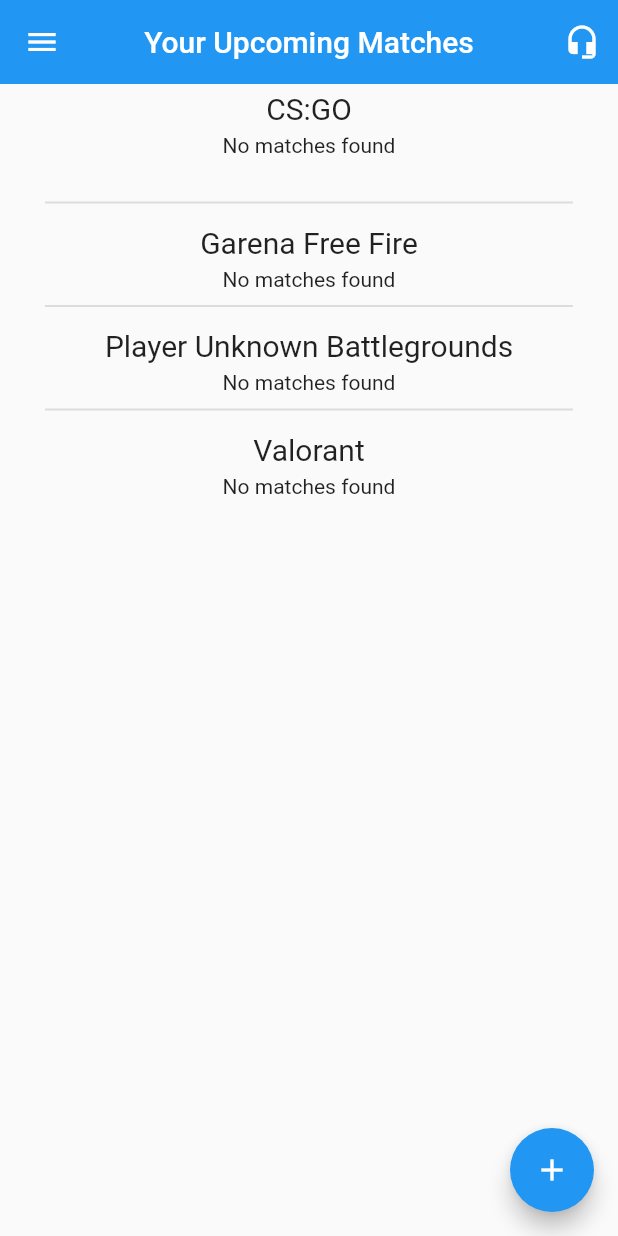
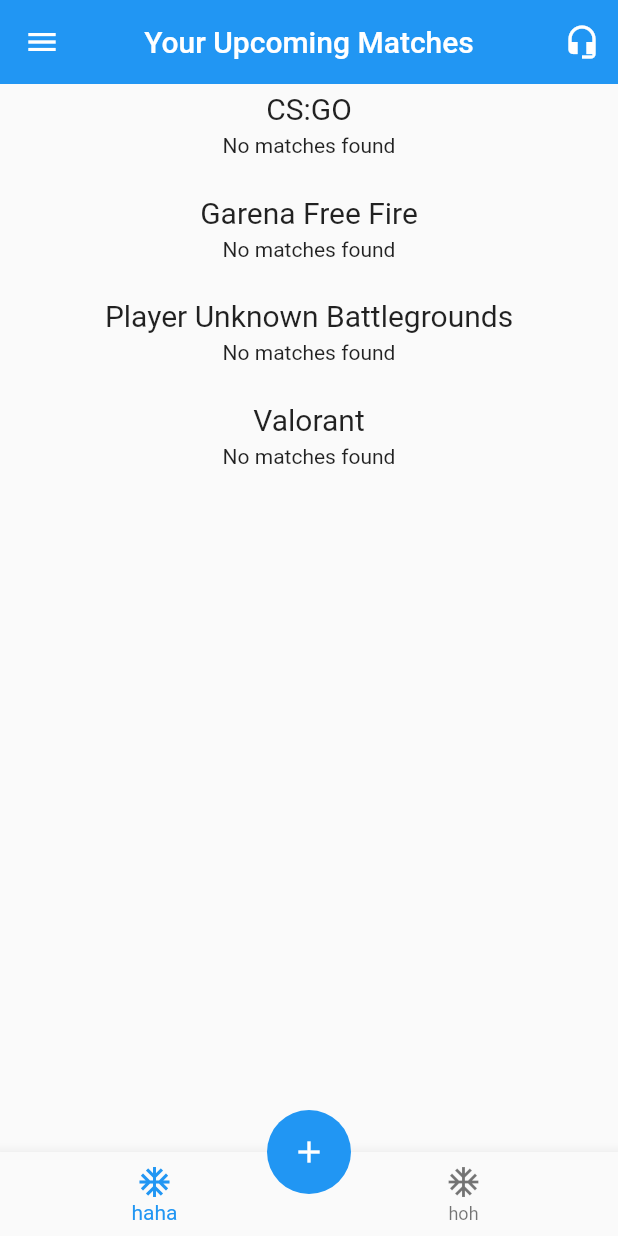
Before and after one commit to CYBERDEVILZ/ZBGAMING, a Flutter app: the Organizer screen opened by its route, on a phone screen of 412 x 824 dp. Run offline on Flutter 3.47's test engine with Material 2 defaults, Android fonts, the phone set to English and light mode, and no system bars; our stand-ins replace cloud_firestore, firebase_auth, firebase_core, fluttertoast; accounts and stored records are empty.

Commit message:
bare minimum for organizers created

```diff
--- a/lib/pages/create_match.dart
+++ b/lib/pages/create_match.dart
@@ -60,7 +60,7 @@ class _CreateMatchState extends State<CreateMatch> {
 
       // send data to cloud firestore
       await FirebaseFirestore.instance
-          .collection("csgo")
+          .collection(matchType)
           .doc()
           .set({
             "special": false,
--- a/lib/pages/organizer.dart
+++ b/lib/pages/organizer.dart
@@ -272,13 +272,6 @@ class _OrganizerState extends State<Organizer> {
             },
           ),
 
-          const Divider(
-            height: 20,
-            endIndent: 30,
-            indent: 30,
-            thickness: 1.3,
-          ),
-
           // FREE FIRE
           Align(
               child: Container(
@@ -298,14 +291,14 @@ class _OrganizerState extends State<Organizer> {
                 return const SizedBox(height: 30, child: FittedBox(child: CircularProgressIndicator()));
               }
               return Container(
-                margin: const EdgeInsets.only(top: 5),
+                margin: const EdgeInsets.only(left: 5, right: 5, top: 5, bottom: 20),
                 child: Column(
                     children: snapshot.data!.docs.isEmpty
                         ? const [Text("No matches found")]
                         : snapshot.data!.docs
                             .map((DocumentSnapshot e) => Card(
                                   child: ListTile(
-                                      leading: const Text("csgo"),
+                                      leading: const Text("freefire"),
                                       title: Text(e["name"]),
                                       subtitle: Text(e["date"].toDate().toString().substring(0, 11)),
                                       trailing: ElevatedButton(
@@ -317,13 +310,6 @@ class _OrganizerState extends State<Organizer> {
                             .toList()),
               );
             },
-          ),
-
-          const Divider(
-            height: 20,
-            endIndent: 30,
-            indent: 30,
-            thickness: 1.3,
           ),
 
           // PUBG
@@ -345,14 +331,14 @@ class _OrganizerState extends State<Organizer> {
                 return const SizedBox(height: 30, child: FittedBox(child: CircularProgressIndicator()));
               }
               return Container(
-                margin: const EdgeInsets.only(top: 5),
+                margin: const EdgeInsets.only(left: 5, right: 5, top: 5, bottom: 20),
                 child: Column(
                     children: snapshot.data!.docs.isEmpty
                         ? const [Text("No matches found")]
                         : snapshot.data!.docs
                             .map((DocumentSnapshot e) => Card(
                                   child: ListTile(
-                                      leading: const Text("csgo"),
+                                      leading: const Text("pubg"),
                                       title: Text(e["name"]),
                                       subtitle: Text(e["date"].toDate().toString().substring(0, 11)),
                                       trailing: ElevatedButton(
@@ -364,13 +350,6 @@ class _OrganizerState extends State<Organizer> {
                             .toList()),
               );
             },
-          ),
-
-          const Divider(
-            height: 20,
-            endIndent: 30,
-            indent: 30,
-            thickness: 1.3,
           ),
 
           // VALO
@@ -394,14 +373,14 @@ class _OrganizerState extends State<Organizer> {
                 return const SizedBox(height: 30, child: FittedBox(child: CircularProgressIndicator()));
               }
               return Container(
-                margin: const EdgeInsets.only(top: 5),
+                margin: const EdgeInsets.only(left: 5, right: 5, top: 5, bottom: 20),
                 child: Column(
                     children: snapshot.data!.docs.isEmpty
                         ? const [Text("No matches found")]
                         : snapshot.data!.docs
                             .map((DocumentSnapshot e) => Card(
                                   child: ListTile(
-                                      leading: const Text("csgo"),
+                                      leading: const Text("valo"),
                                       title: Text(e["name"]),
                                       subtitle: Text(e["date"].toDate().toString().substring(0, 11)),
                                       trailing: ElevatedButton(
@@ -416,8 +395,15 @@ class _OrganizerState extends State<Organizer> {
           ),
         ]),
 
+        bottomNavigationBar: BottomNavigationBar(items: const <BottomNavigationBarItem>[
+          BottomNavigationBarItem(icon: Icon(Icons.ac_unit), label: "haha"),
+          BottomNavigationBarItem(icon: Icon(Icons.ac_unit), label: "hoh")
+        ]),
+
         // floating action button
+        floatingActionButtonLocation: FloatingActionButtonLocation.centerDocked,
         floatingActionButton: FloatingActionButton(
+          elevation: 0,
           // add matches page
           onPressed: () {
             Navigator.push(
```
